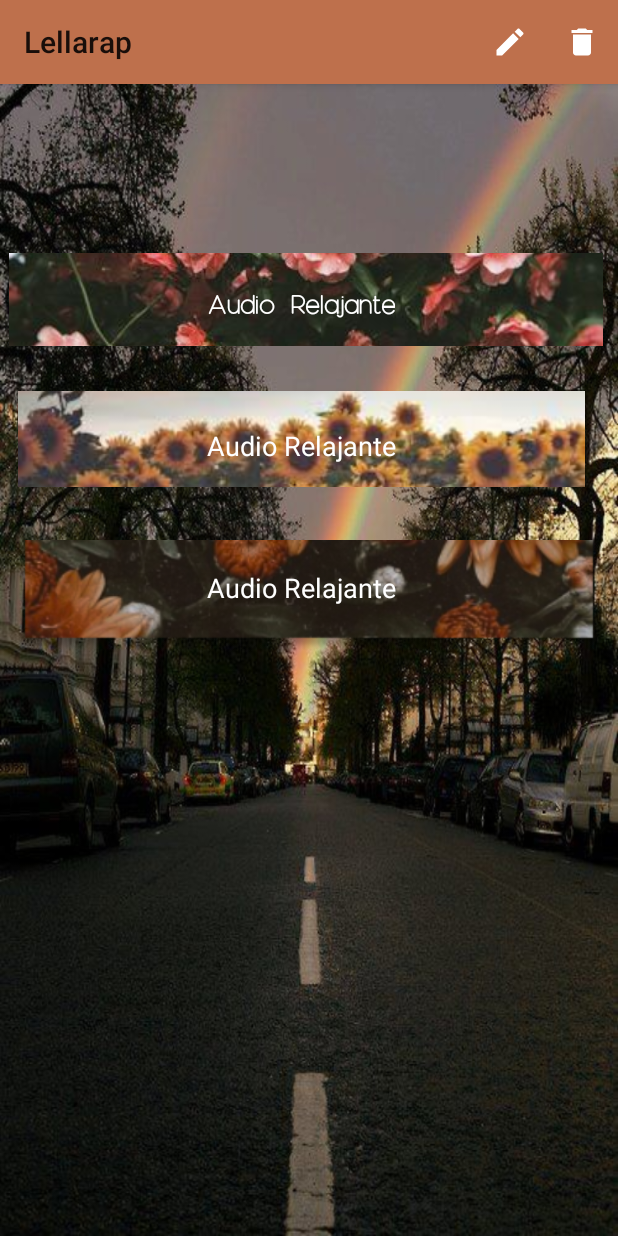
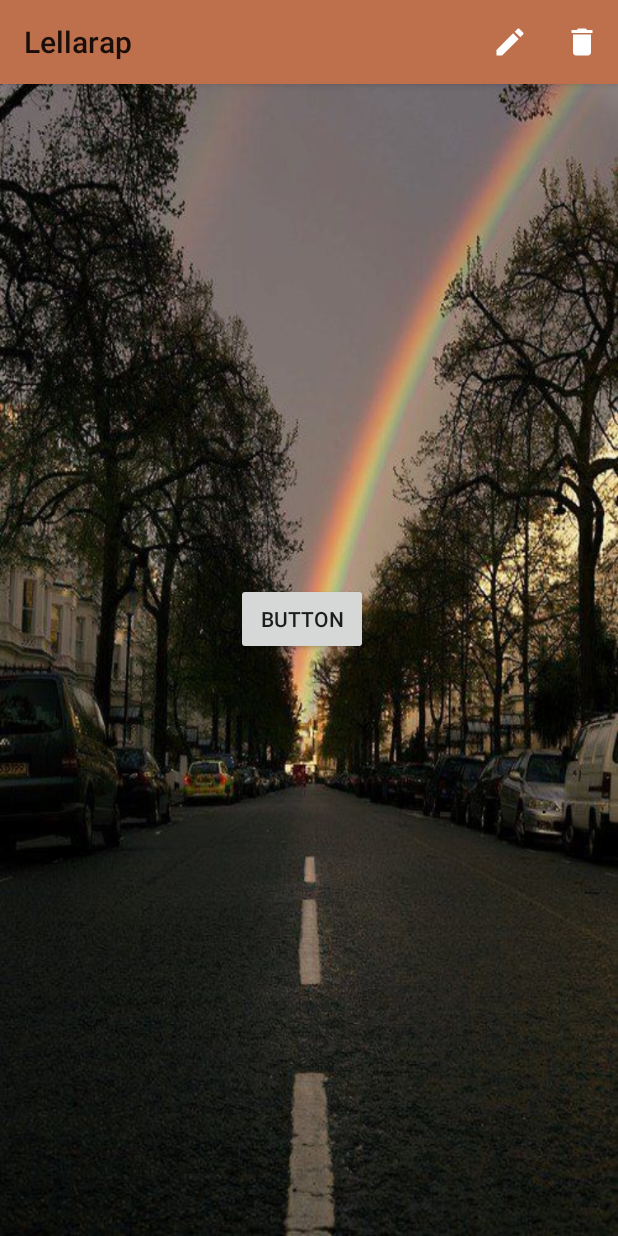
Before and after one commit to smauricii/LeyarapMaster, an Android app: the ActivityCreadaSalud screen opened directly, with no data from a screen before it, on a phone screen of 412 x 824 dp. Run offline under Robolectric (Android 15) with nearby library versions, the phone set to English and light mode, and no system bars; our stand-ins replace Room's generated code; 1 statement that could not run was skipped.

Commit message:
cambios 14/10/2021

```diff
--- a/app/src/main/java/com/edu/uan/android/leyarap/salud/ActivityCreadaSalud.kt
+++ b/app/src/main/java/com/edu/uan/android/leyarap/salud/ActivityCreadaSalud.kt
@@ -19,6 +19,7 @@ import androidx.appcompat.app.AlertDialog
 import androidx.lifecycle.LiveData
 import androidx.lifecycle.Observer
 import com.edu.uan.android.leyarap.R
+import com.edu.uan.android.leyarap.actividadespasatiempos.Bromas
 import com.edu.uan.android.leyarap.clases.ListaSalud
 import com.edu.uan.android.leyarap.database.AppDatabaseSalud
 import kotlinx.android.synthetic.main.activity_creada_salud.*
@@ -38,9 +39,9 @@ class ActivityCreadaSalud : AppCompatActivity() {
         txt_title_salud.typeface = Typeface.createFromAsset(assets, "fonts/moon.otf")
         txt_title_salud.setTextColor(Color.WHITE)
 
-        title_salud.typeface = Typeface.createFromAsset(assets, "fonts/moon.otf")
-        title_salud.setTextColor(Color.WHITE)
-
+        //title_salud.typeface = Typeface.createFromAsset(assets, "fonts/moon.otf")
+        //title_salud.setTextColor(Color.WHITE)
+        //No tocar, CRUD
         val idlista = intent.getIntExtra("id", 0)
         database = AppDatabaseSalud.getDatabase(this)
 
@@ -50,27 +51,22 @@ class ActivityCreadaSalud : AppCompatActivity() {
             listaItemSalud = it
             txt_title_salud.text = listaItemSalud.titulo
         })
+        //////////////////////////////////////////////////////////
 
-        btn_audio.setOnClickListener {
-            sonido()
+        chistesactivity.setOnClickListener {
+            val intent = Intent(this, Bromas::class.java)
 
-        }
-        btn_audio2.setOnClickListener {
-            sonido2()
-        }
-        btn_audio3.setOnClickListener {
-            sonido3()
+            startActivity(intent)
         }
 
     }
-
+    //no tocar, CRUD
     override fun onCreateOptionsMenu(menu: Menu?): Boolean {
         menuInflater.inflate(R.menu.menu_lista_salud, menu)
 
-
         return super.onCreateOptionsMenu(menu)
     }
-
+    //no tocar, CRUD
     override fun onOptionsItemSelected(item: MenuItem): Boolean {
 
         when (item.itemId) {
@@ -100,41 +96,7 @@ class ActivityCreadaSalud : AppCompatActivity() {
         }
         return super.onOptionsItemSelected(item)
     }
-
-    private fun sonido() {
-
-        val mp = MediaPlayer.create(this, R.raw.relajante)
-        //val pn = MediaPlayer.create(this, R.raw.pruebam2)
-        //mp.setAudioAttributes(AudioAttributes.Builder())
-
-        mp.start()
-        fun pausa(){
-            if (mp!=null && mp.isPlaying){
-                mp.currentPosition
-                mp.pause()
-            }
-        }
-
-    }
-    private fun sonido2() {
-
-
-        val pn = MediaPlayer.create(this, R.raw.relajante)
-        //mp.setAudioAttributes(AudioAttributes.Builder())
-
-        pn.start()
-
-    }
-    private fun sonido3() {
-
-
-        val pn = MediaPlayer.create(this, R.raw.relajante)
-        //mp.setAudioAttributes(AudioAttributes.Builder())
-
-        pn.start()
-
-    }
-
+//////////////////////////////////////////////////////////////////////////////////////////////////////////
 
     @RequiresApi(api = Build.VERSION_CODES.P)
     override fun attachBaseContext(newBase: Context) {
--- /dev/null
+++ b/app/src/main/res/drawable/ic_speak.xml
@@ -0,0 +1,5 @@
+<vector android:height="60dp" android:tint="#FFFFFF"
+    android:viewportHeight="24" android:viewportWidth="24"
+    android:width="60dp" xmlns:android="http://schemas.android.com/apk/res/android">
+    <path android:fillColor="@android:color/white" android:pathData="M3,9v6h4l5,5L12,4L7,9L3,9zM16.5,12c0,-1.77 -1.02,-3.29 -2.5,-4.03v8.05c1.48,-0.73 2.5,-2.25 2.5,-4.02zM14,3.23v2.06c2.89,0.86 5,3.54 5,6.71s-2.11,5.85 -5,6.71v2.06c4.01,-0.91 7,-4.49 7,-8.77s-2.99,-7.86 -7,-8.77z"/>
+</vector>
--- /dev/null
+++ b/app/src/main/res/drawable/ic_stop.xml
@@ -0,0 +1,5 @@
+<vector android:height="60dp" android:tint="#FFFFFF"
+    android:viewportHeight="24" android:viewportWidth="24"
+    android:width="60dp" xmlns:android="http://schemas.android.com/apk/res/android">
+    <path android:fillColor="@android:color/white" android:pathData="M16.5,12c0,-1.77 -1.02,-3.29 -2.5,-4.03v2.21l2.45,2.45c0.03,-0.2 0.05,-0.41 0.05,-0.63zM19,12c0,0.94 -0.2,1.82 -0.54,2.64l1.51,1.51C20.63,14.91 21,13.5 21,12c0,-4.28 -2.99,-7.86 -7,-8.77v2.06c2.89,0.86 5,3.54 5,6.71zM4.27,3L3,4.27 7.73,9L3,9v6h4l5,5v-6.73l4.25,4.25c-0.67,0.52 -1.42,0.93 -2.25,1.18v2.06c1.38,-0.31 2.63,-0.95 3.69,-1.81L19.73,21 21,19.73l-9,-9L4.27,3zM12,4L9.91,6.09 12,8.18L12,4z"/>
+</vector>
--- a/app/src/main/res/layout/activity_creada_salud.xml
+++ b/app/src/main/res/layout/activity_creada_salud.xml
@@ -7,102 +7,27 @@
     android:paddingEnd="10dp"
     tools:context=".salud.ActivityCreadaSalud">
 
-    <LinearLayout
-        android:id="@+id/linearLayout17"
-        android:layout_width="0dp"
-        android:layout_height="0dp"
-        android:orientation="vertical"
-        app:layout_constraintBottom_toBottomOf="parent"
-        app:layout_constraintEnd_toEndOf="parent"
-        app:layout_constraintStart_toStartOf="parent"
-        app:layout_constraintTop_toTopOf="parent">
-
     <TextView
         android:id="@+id/txt_title_salud"
         android:layout_width="wrap_content"
         android:layout_height="wrap_content"
         android:layout_gravity="center_horizontal"
-            android:layout_marginTop="20dp"
-            android:textSize="36sp" />
+        android:layout_marginTop="28dp"
+        android:textSize="36sp"
+        app:layout_constraintEnd_toEndOf="parent"
+        app:layout_constraintHorizontal_bias="0.498"
+        app:layout_constraintStart_toStartOf="parent"
+        app:layout_constraintTop_toTopOf="parent" />
 
-        <LinearLayout
-            android:layout_width="match_parent"
-            android:layout_height="match_parent"
-            android:layout_marginTop="50dp"
-            android:orientation="vertical">
-
-            <ImageButton
-                android:id="@+id/btn_audio"
-                android:layout_width="399dp"
-                android:layout_height="62dp"
-                android:layout_marginLeft="6dp"
-                app:srcCompat="@drawable/flores5" />
-
-            <ImageButton
-                android:id="@+id/btn_audio2"
-                android:layout_width="match_parent"
-                android:layout_height="64dp"
-                android:layout_marginTop="30dp"
-                android:backgroundTint="#00FFFFFF"
-                android:scaleType="centerCrop"
-                app:srcCompat="@drawable/flores6" />
-
-            <ImageButton
-                android:id="@+id/btn_audio3"
-                android:layout_width="430dp"
-                android:layout_height="94dp"
-                android:layout_marginTop="25dp"
-                android:backgroundTint="#00FFFFFF"
-                android:paddingEnd="30dp"
-                android:scaleType="fitXY"
-                app:srcCompat="@drawable/imagen_fondo1" />
-
-        </LinearLayout>
-
-    </LinearLayout>
-
-    <LinearLayout
-        android:id="@+id/linearLayout18"
-        android:layout_width="0dp"
-        android:layout_height="0dp"
-        android:orientation="vertical"
+    <Button
+        android:id="@+id/chistesactivity"
+        android:layout_width="wrap_content"
+        android:layout_height="wrap_content"
+        android:text="Button"
         app:layout_constraintBottom_toBottomOf="parent"
         app:layout_constraintEnd_toEndOf="parent"
         app:layout_constraintStart_toStartOf="parent"
-        app:layout_constraintTop_toTopOf="parent">
-
-        <TextView
-            android:id="@+id/title_salud"
-            android:layout_width="wrap_content"
-            android:layout_height="wrap_content"
-            android:layout_gravity="center"
-            android:layout_marginTop="135dp"
-            android:gravity="center_horizontal"
-            android:text="Audio Relajante"
-            android:textColor="#FFFFFF"
-            android:textSize="18sp" />
-
-        <TextView
-            android:id="@+id/title_salud2"
-            android:layout_width="match_parent"
-            android:layout_height="wrap_content"
-            android:layout_gravity="center"
-            android:layout_marginTop="70dp"
-            android:gravity="center_horizontal"
-            android:text="Audio Relajante"
-            android:textColor="#FFFFFF"
-            android:textSize="18sp" />
-
-        <TextView
-            android:id="@+id/title_salud3"
-            android:layout_width="match_parent"
-            android:layout_height="wrap_content"
-            android:layout_gravity="center"
-            android:layout_marginTop="70dp"
-            android:gravity="center_horizontal"
-            android:text="Audio Relajante"
-            android:textColor="#FFFFFF"
-            android:textSize="18sp" />
-    </LinearLayout>
+        app:layout_constraintTop_toBottomOf="@+id/txt_title_salud"
+        app:layout_constraintVertical_bias="0.403" />
 
 </androidx.constraintlayout.widget.ConstraintLayout>
--- a/app/src/main/res/layout/activity_home.xml
+++ b/app/src/main/res/layout/activity_home.xml
@@ -68,7 +68,7 @@
                 android:layout_width="match_parent"
                 android:layout_height="wrap_content"
                 android:backgroundTint="#00FFFFFF"
-                app:srcCompat="@drawable/salud" />
+                app:srcCompat="@drawable/pasatiempos" />
 
             <ImageButton
                 android:id="@+id/btn_pensamientos"
--- a/build.gradle
+++ b/build.gradle
@@ -7,7 +7,7 @@ buildscript {
     }
     dependencies {
         classpath "com.android.tools.build:gradle:4.0.1"
-        classpath "org.jetbrains.kotlin:kotlin-gradle-plugin:$kotlin_version"
+        classpath "org.jetbrains.kotlin:kotlin-gradle-plugin:1.5.31"
 
         // NOTE: Do not place your application dependencies here; they belong
         // in the individual module build.gradle files
```
Also changed, not shown: app/src/main/AndroidManifest.xml (+6 -1 lines), app/src/main/java/com/edu/uan/android/leyarap/actividadespasatiempos/Bromas.kt (added, +59 -0 lines), app/src/main/res/layout/activity_bromas.xml (added, +43 -0 lines), app/src/main/res/values/strings.xml (+9 -1 lines), app/src/main/res/drawable/pasatiempos.png (added). Lines whose indentation alone changed are shown as unchanged.
